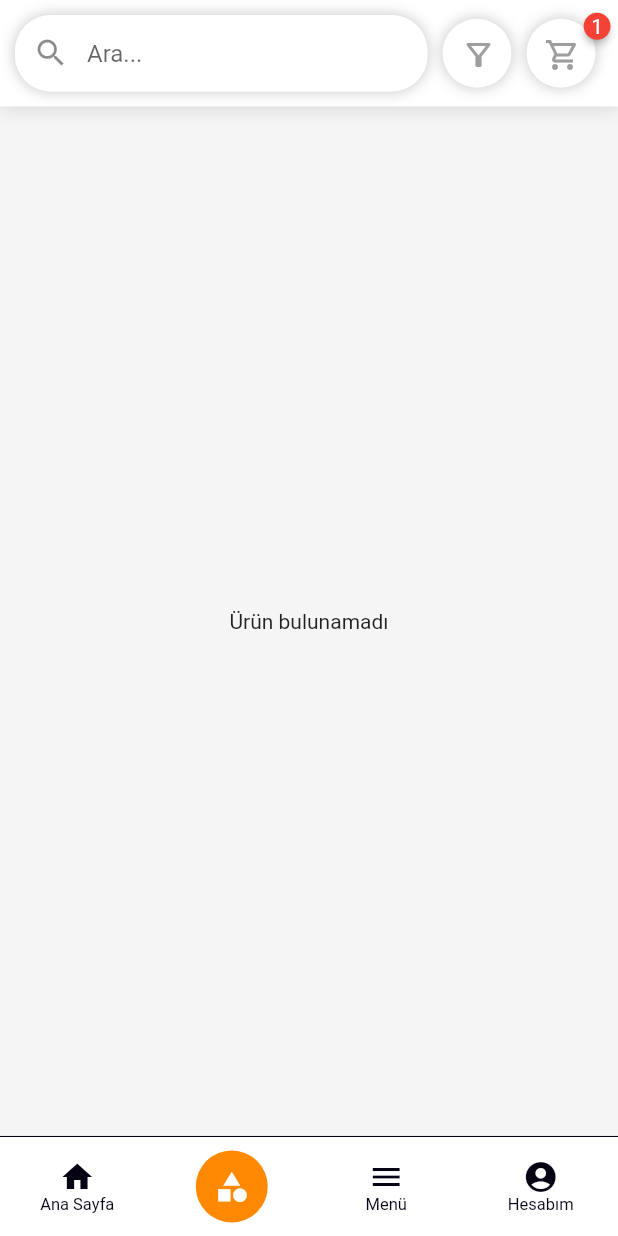
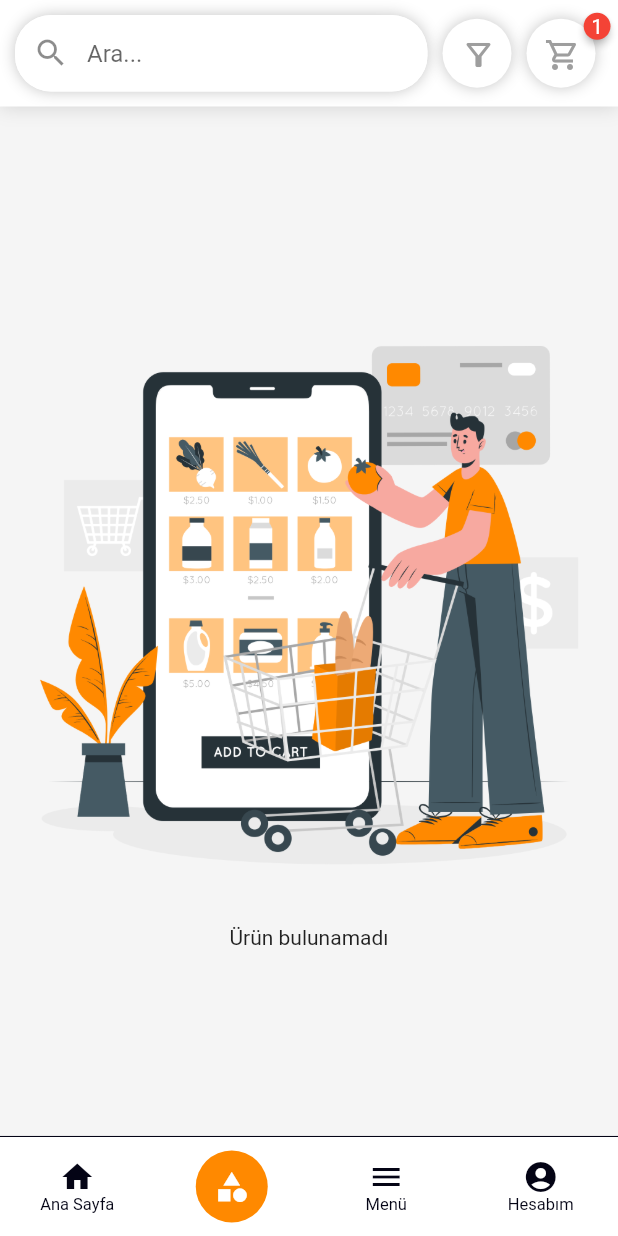
Before and after one commit to yusufakkobak34/flutter_ecommerce, a Flutter app: the screen it shows after launch, item 2 of the bottom bar chosen, on a phone screen of 412 x 824 dp. Run offline on Flutter 3.47's test engine with Material 2 defaults, Android fonts, the phone set to English and light mode, and no system bars; drawn by our look-alikes of badges, flutter_snake_navigationbar; our stand-ins replace cached_network_image, carousel_slider, get, hive, hive_flutter, shimmer; accounts and stored records are empty; network calls fail.

Commit message:
not found section fully completed.

```diff
--- a/lib/view/product/product_screen.dart
+++ b/lib/view/product/product_screen.dart
@@ -21,8 +21,14 @@ class ProductScreen extends StatelessWidget {
               if (productController.productList.isNotEmpty) {
                 return ProductGrid(products: productController.productList);
               } else {
-                return const Center(
-                  child: Text("Ürün bulunamadı"),
+                return Column(
+                  crossAxisAlignment: CrossAxisAlignment.center,
+                  mainAxisAlignment: MainAxisAlignment.center,
+                  children: [
+                    Image.asset('assets/product_not_found.png'),
+                    const SizedBox(height: 10,),
+                    const Text("Ürün bulunamadı"),
+                  ],
                 );
               }
             }
```
